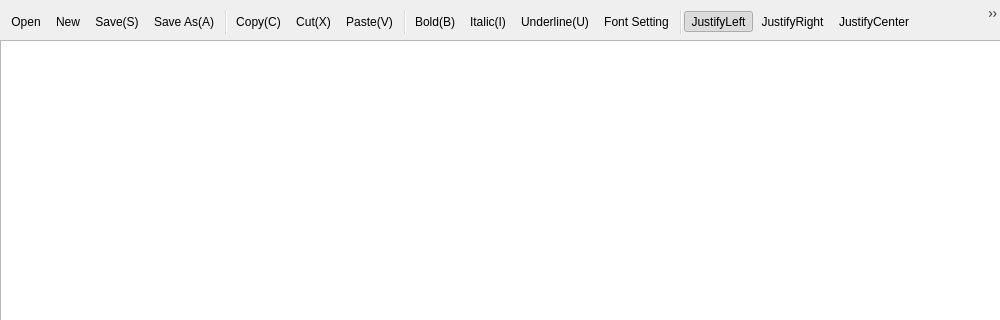
Old version of the form Code/PaperFriend/texteditor.ui in the repository RomainPuech/Paper-Friend; both pictures show x 0 to 1000 and y 0 to 320 of the 1000 by 800 pixel window.
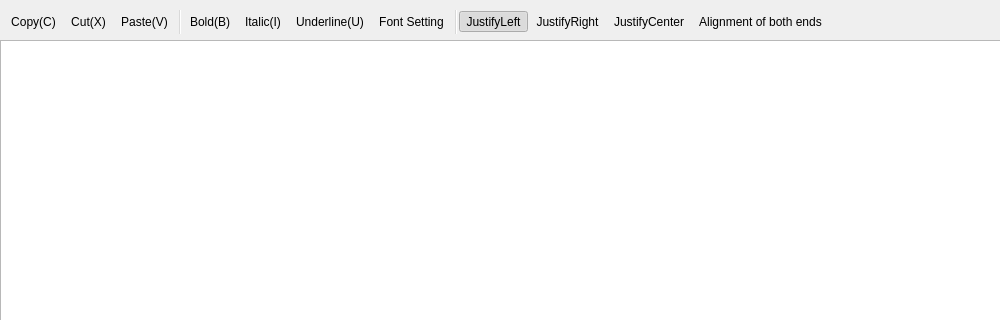
New version of the form. Icons and pictures are not drawn. Custom widgets are drawn as their Qt base class.

Commit message: remove the texteditor window and some unless function

The edit to the form file:
```diff
--- a/Code/PaperFriend/texteditor.ui
+++ b/Code/PaperFriend/texteditor.ui
@@ -36,11 +36,6 @@
    <property name="windowTitle">
     <string>toolBar</string>
    </property>
-   <addaction name="action_Open"/>
-   <addaction name="action_New"/>
-   <addaction name="action_Save"/>
-   <addaction name="action_SavaAs"/>
-   <addaction name="separator"/>
    <addaction name="action_Copy"/>
    <addaction name="action_Cut"/>
    <addaction name="action_Paste"/>
```
The commit also changes 1 other file.
